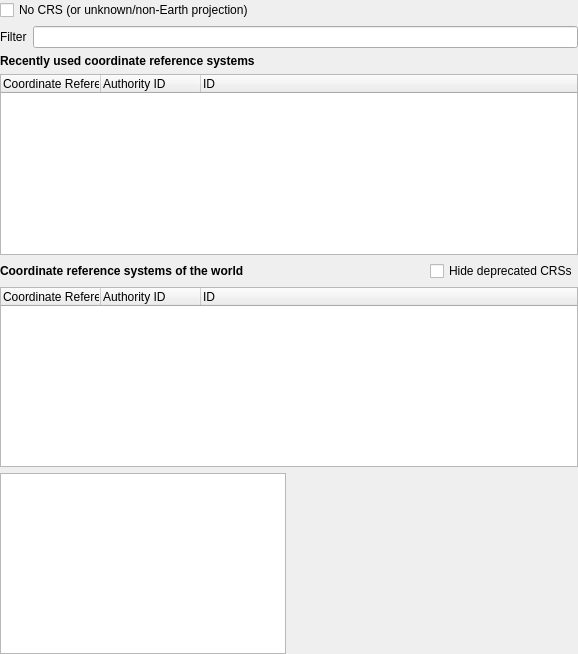
Qt form src/ui/qgsprojectionselectorbase.ui (qgis/QGIS) before a commit.
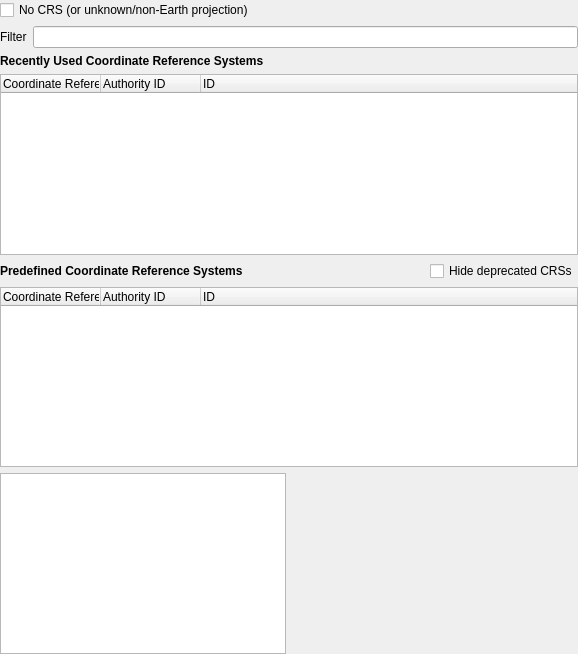
The same form after that commit. Icons and pictures are not drawn. Custom widgets are drawn as their Qt base class.

Commit message: Fix awkward group box title

What changed in the file:
```diff
--- a/src/ui/qgsprojectionselectorbase.ui
+++ b/src/ui/qgsprojectionselectorbase.ui
@@ -90,7 +90,7 @@
          </font>
         </property>
         <property name="text">
-         <string>Recently used coordinate reference systems</string>
+         <string>Recently Used Coordinate Reference Systems</string>
         </property>
        </widget>
       </item>
@@ -190,7 +190,7 @@
              </font>
             </property>
             <property name="text">
-             <string>Coordinate reference systems of the world</string>
+             <string>Predefined Coordinate Reference Systems</string>
             </property>
            </widget>
           </item>
```
